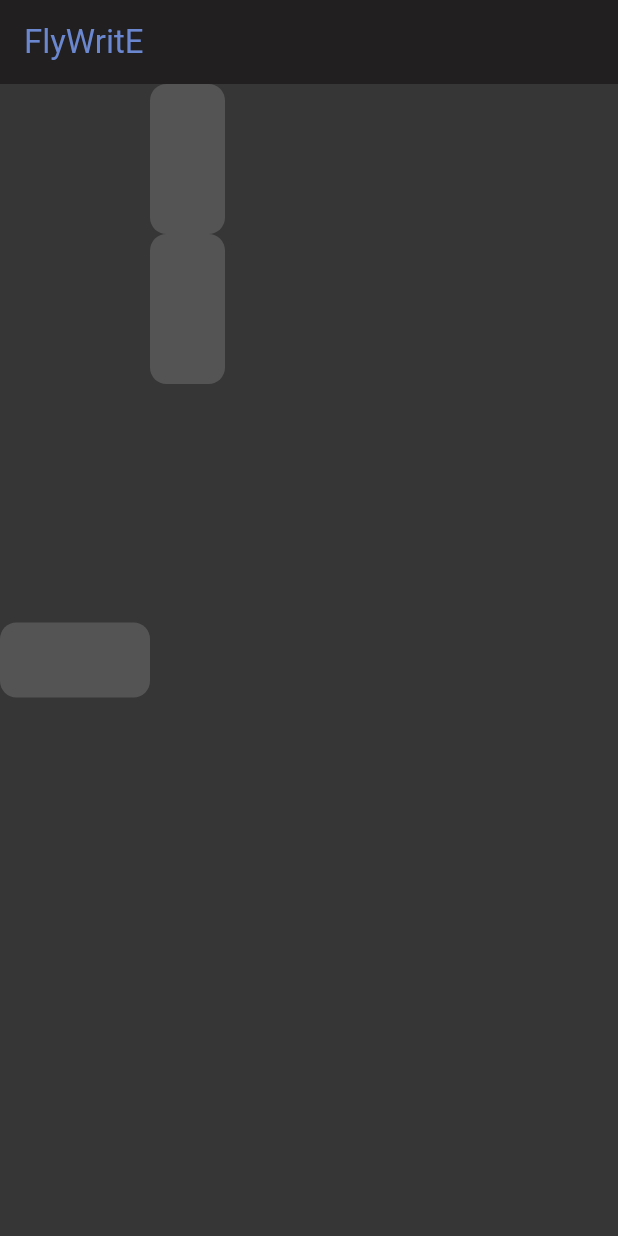
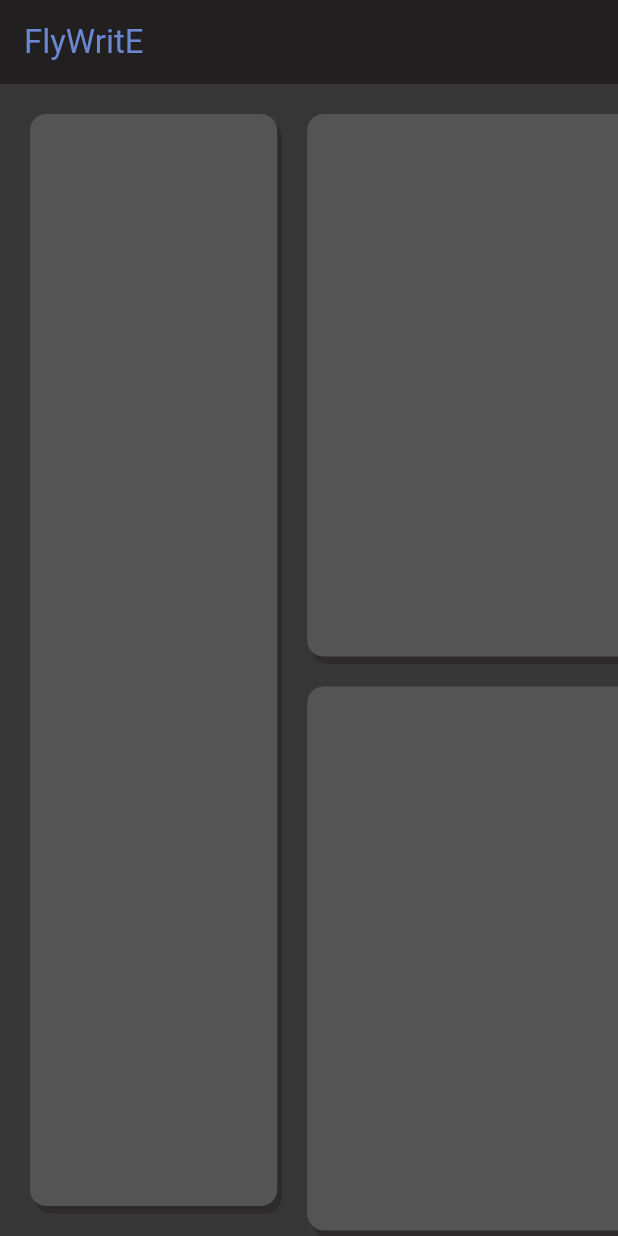
Before and after one commit to rip-list/diplom, a Flutter app: the screen it shows after launch, on a phone screen of 412 x 824 dp. Run offline on Flutter 3.47's test engine with Material 3 defaults, Android fonts, the phone set to English and light mode, and no system bars.

Commit message:
проототип готов

```diff
--- /dev/null
+++ b/lib/custom/custom_box.dart
@@ -0,0 +1,29 @@
+import 'package:diplom/constant/app_color.dart';
+import 'package:flutter/material.dart';
+
+class CusBox extends StatelessWidget {
+  final double height;
+  final double width;
+  const CusBox({super.key, required this.height, required this.width});
+
+  @override
+  Widget build(BuildContext context) {
+    return SizedBox(
+      // Добавленный SizedBox
+      height: MediaQuery.of(context).size.height * height,
+      width: MediaQuery.of(context).size.width * width,
+      child: LayoutBuilder(builder: (context, constraints) {
+        return Container(
+          decoration: BoxDecoration(
+              borderRadius: BorderRadius.circular(11),
+              color: AppColors.grey,
+              boxShadow: [
+                BoxShadow(
+                    color: AppColors.primary.withOpacity(0.5),
+                    offset: const Offset(3, 5))
+              ]),
+        );
+      }),
+    );
+  }
+}
--- a/lib/widget/home_no_login/home_no_login.dart
+++ b/lib/widget/home_no_login/home_no_login.dart
@@ -1,7 +1,9 @@
-// ignore_for_file: avoid_unnecessary_containers
+// ignore_for_file: avoid_unnecessary_containers, unnecessary_import, prefer_const_literals_to_create_immutables
 
+import 'package:diplom/custom/custom_box.dart';
 import 'package:flutter/material.dart';
 import "package:diplom/constant/app_color.dart";
+import 'package:flutter/rendering.dart';
 
 class HomeNoLogin extends StatelessWidget {
   const HomeNoLogin({super.key});
@@ -17,39 +19,31 @@ class HomeNoLogin extends StatelessWidget {
         backgroundColor: AppColors.primary,
       ),
       body: Container(
+        width: MediaQuery.of(context).size.width,
+        height: MediaQuery.of(context).size.height,
         color: AppColors.secondary,
-        child: Row(children: [
-          Container(
-            height: 50,
-            width: 100,
-            decoration: BoxDecoration(
-              borderRadius: BorderRadius.circular(11),
-              color: AppColors.grey,
-            ),
-          ),
-          Container(
-            child: Column(
+        child: const SingleChildScrollView(
+          scrollDirection: Axis.horizontal,
+          child: Padding(
+            padding: EdgeInsets.all(20.0),
+            child: Row(
               children: [
-                Container(
-                  height: 100,
-                  width: 50,
-                  decoration: BoxDecoration(
-                    borderRadius: BorderRadius.circular(11),
-                    color: AppColors.grey,
-                  ),
+                CusBox(
+                  height: 0.9,
+                  width: 0.4,
                 ),
-                Container(
-                  height: 100,
-                  width: 50,
-                  decoration: BoxDecoration(
-                    borderRadius: BorderRadius.circular(11),
-                    color: AppColors.grey,
-                  ),
+                SizedBox(width: 20, height: 20),
+                Column(
+                  children: [
+                    CusBox(height: 0.439, width: 0.57),
+                    SizedBox(width: 20, height: 20),
+                    CusBox(height: 0.44, width: 0.57),
+                  ],
                 ),
               ],
             ),
-          )
-        ]),
+          ),
+        ),
       ),
     );
   }
```
Also changed, not shown: 9 other files.
